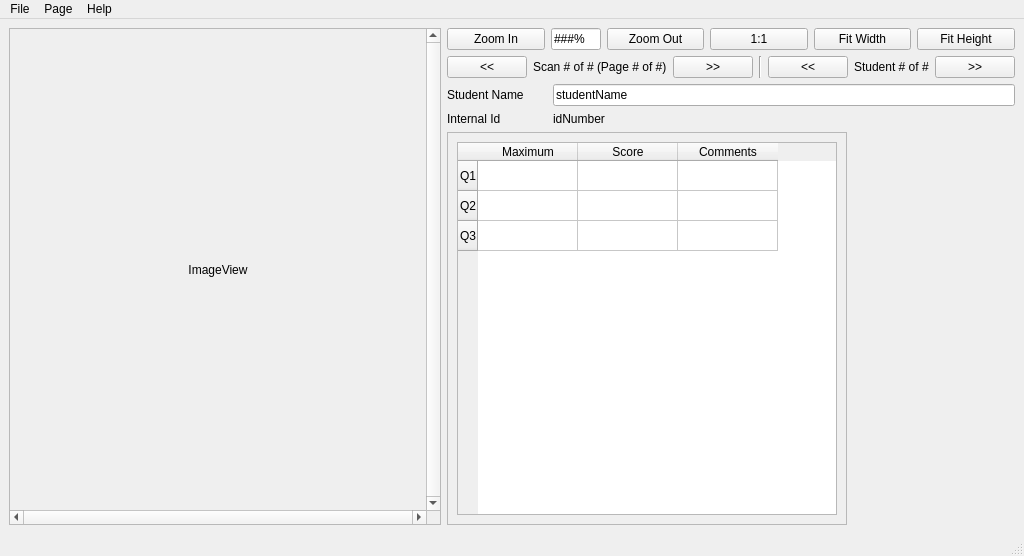
Above: mainwindow.ui from waynepiekarski/qtgrader before the change. Below: the same form after it.
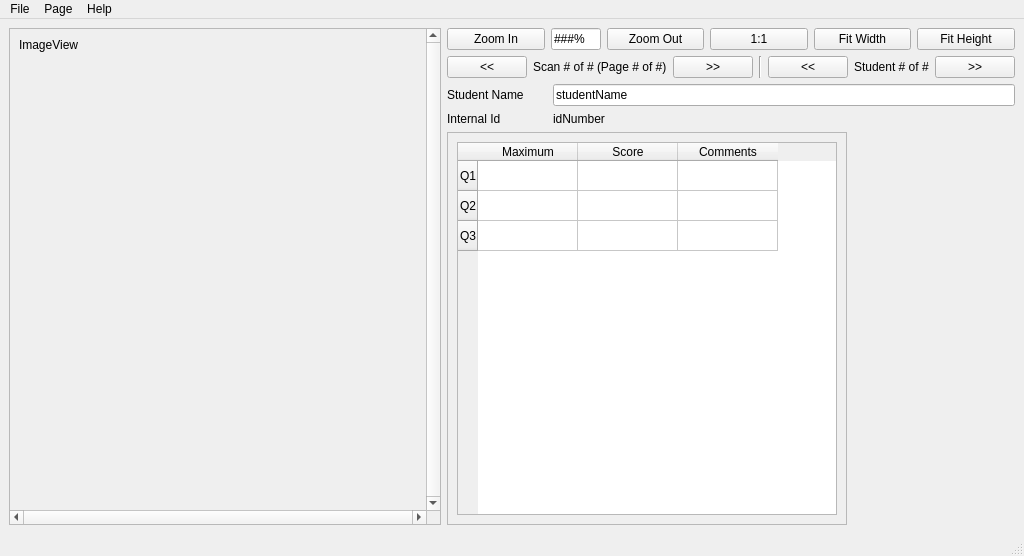
That is the form after the change.

Commit message: Rework all the image handling code, we now resize the image into a pixmap, and then turn it into a label, so layout understands it properly, everything seems to be finally working now

```diff
--- a/mainwindow.ui
+++ b/mainwindow.ui
@@ -57,7 +57,7 @@
            <bool>true</bool>
           </property>
           <property name="alignment">
-           <set>Qt::AlignCenter</set>
+           <set>Qt::AlignLeading|Qt::AlignLeft|Qt::AlignTop</set>
           </property>
          </widget>
         </item>
```
Left out of the diff: 2 changed lines with no effect on the pictures. The commit also changes 2 other files.
